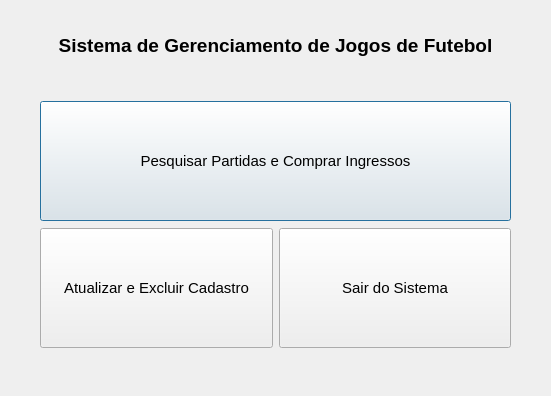
Above: MatchManagerSystem/customermenu.ui from luisfcardoso/matchmanagersystem before the change. Below: the same form after it.
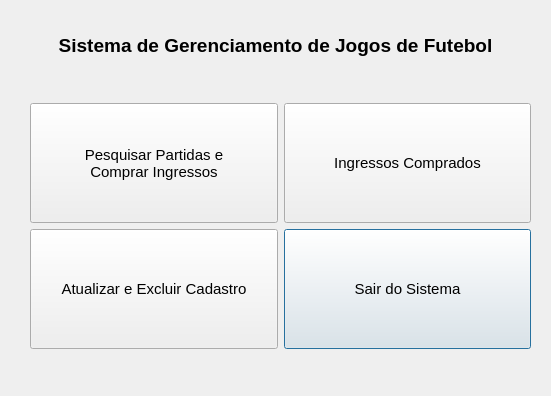
That is the form after the change.

Commit message: Update ui with qt (customer menu and search and buy tickets)

```diff
--- a/MatchManagerSystem/customermenu.ui
+++ b/MatchManagerSystem/customermenu.ui
@@ -39,34 +39,34 @@
   <widget class="QWidget" name="verticalLayoutWidget">
    <property name="geometry">
     <rect>
-     <x>40</x>
+     <x>30</x>
      <y>100</y>
-     <width>471</width>
-     <height>250</height>
+     <width>501</width>
+     <height>252</height>
     </rect>
    </property>
    <layout class="QVBoxLayout" name="verticalLayout">
-    <item>
-     <widget class="QPushButton" name="btn_search_buy">
-      <property name="minimumSize">
-       <size>
-        <width>0</width>
-        <height>120</height>
-       </size>
-      </property>
-      <property name="font">
-       <font>
-        <pointsize>11</pointsize>
-       </font>
-      </property>
-      <property name="text">
-       <string>Pesquisar Partidas e Comprar Ingressos</string>
-      </property>
-     </widget>
-    </item>
     <item>
      <layout class="QGridLayout" name="gridLayout_3">
-      <item row="0" column="0">
+      <item row="1" column="1">
+       <widget class="QPushButton" name="btn_close_customer_menu">
+        <property name="minimumSize">
+         <size>
+          <width>0</width>
+          <height>120</height>
+         </size>
+        </property>
+        <property name="font">
+         <font>
+          <pointsize>11</pointsize>
+         </font>
+        </property>
+        <property name="text">
+         <string>Sair do Sistema</string>
+        </property>
+       </widget>
+      </item>
+      <item row="1" column="0">
        <widget class="QPushButton" name="btn_update">
         <property name="minimumSize">
          <size>
@@ -90,8 +90,31 @@
         </property>
        </widget>
       </item>
+      <item row="0" column="0">
+       <layout class="QGridLayout" name="gridLayout">
+        <item row="0" column="0">
+         <widget class="QPushButton" name="btn_search_buy">
+          <property name="minimumSize">
+           <size>
+            <width>0</width>
+            <height>120</height>
+           </size>
+          </property>
+          <property name="font">
+           <font>
+            <pointsize>11</pointsize>
+           </font>
+          </property>
+          <property name="text">
+           <string>Pesquisar Partidas e
+Comprar Ingressos</string>
+          </property>
+         </widget>
+        </item>
+       </layout>
+      </item>
       <item row="0" column="1">
-       <widget class="QPushButton" name="btn_close_customer_menu">
+       <widget class="QPushButton" name="btn_bought_tickets">
         <property name="minimumSize">
          <size>
           <width>0</width>
@@ -104,7 +127,7 @@
          </font>
         </property>
         <property name="text">
-         <string>Sair do Sistema</string>
+         <string>Ingressos Comprados</string>
         </property>
        </widget>
       </item>
```
Left out of the diff: 6 changed lines with no effect on the pictures. The commit also changes 15 other files.
